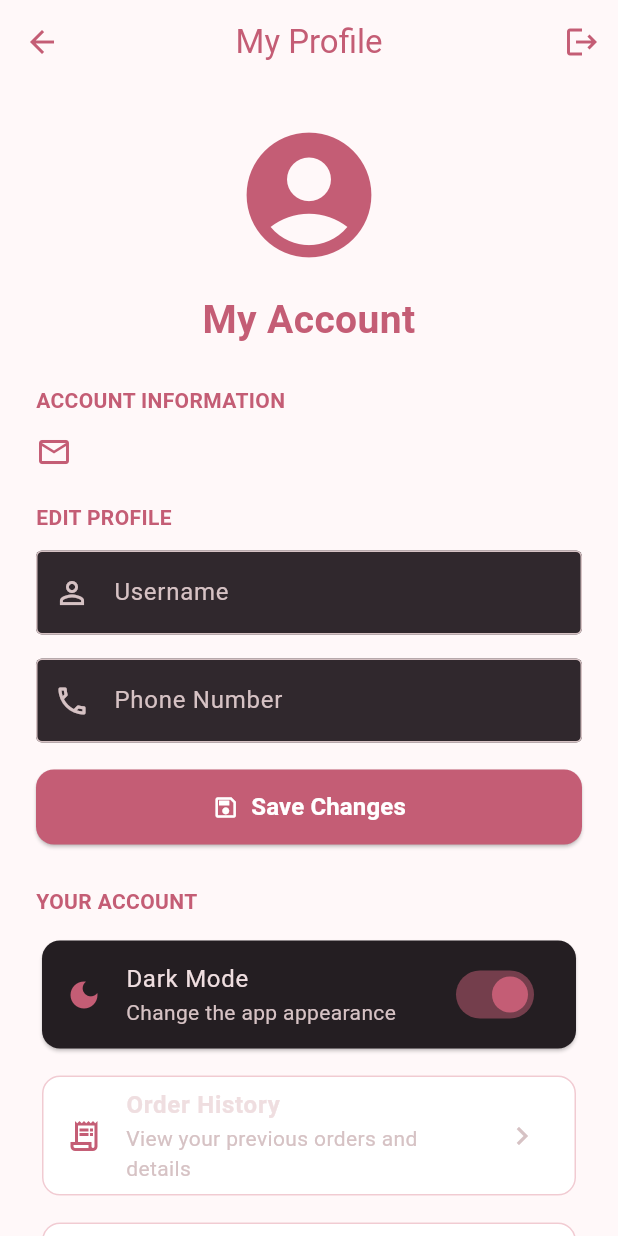
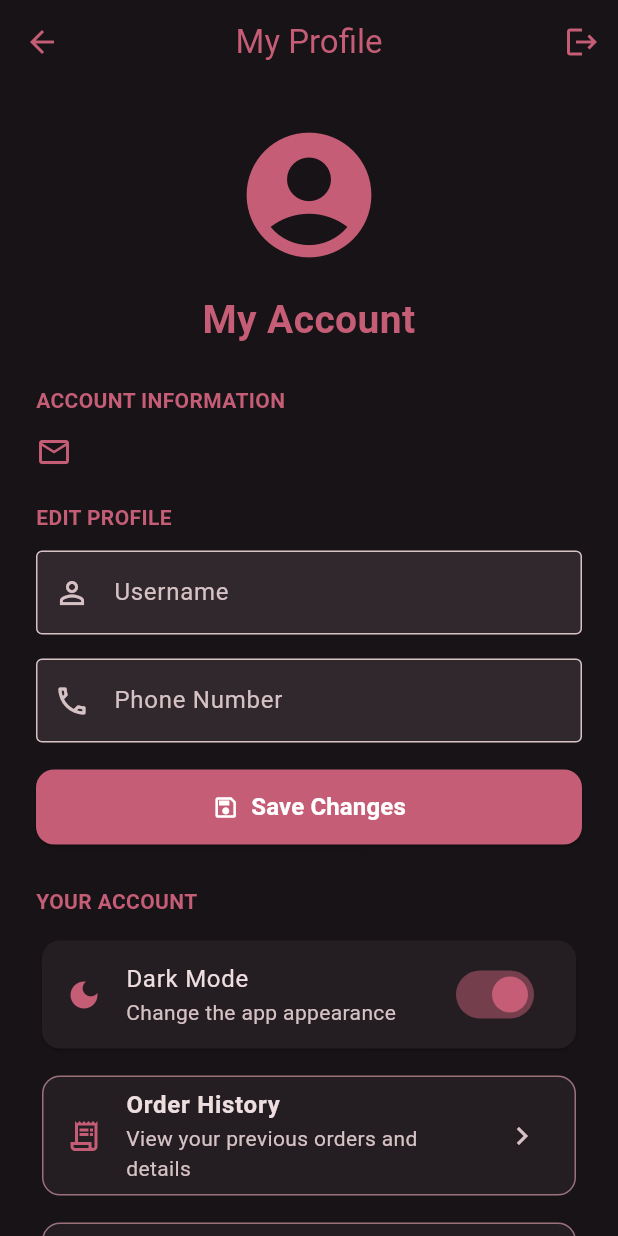
Before and after one commit to Meka996/Mobile-Application-Project-flutter-, a Flutter app: the ProfileScreen screen opened directly, after a tap on "Dark Mode", on a phone screen of 412 x 824 dp. Run offline on Flutter 3.47's test engine with Material 3 defaults, Android fonts, the phone set to English and light mode, and no system bars; our stand-ins replace cloud_firestore, firebase_auth, firebase_core; accounts and stored records are empty.

Commit message:
Fix dark mode screen backgrounds

```diff
--- a/lib/features/auth/presentation/screens/profile_screen.dart
+++ b/lib/features/auth/presentation/screens/profile_screen.dart
@@ -248,10 +248,10 @@ class _ProfileScreenState extends State<ProfileScreen> {
     final user = FirebaseAuth.instance.currentUser;
 
     return Scaffold(
-      backgroundColor: AppTheme.offWhite,
+      backgroundColor: Theme.of(context).scaffoldBackgroundColor,
       appBar: AppBar(
         title: const Text('My Profile'),
-        backgroundColor: AppTheme.offWhite,
+        backgroundColor: Theme.of(context).scaffoldBackgroundColor,
         foregroundColor: AppTheme.deepRose,
         elevation: 0,
         actions: [
@@ -396,7 +396,7 @@ class _ProfileScreenState extends State<ProfileScreen> {
     required VoidCallback onTap,
   }) {
     return Card(
-      color: Colors.white,
+      color: Theme.of(context).colorScheme.surface,
       elevation: 0,
       shape: RoundedRectangleBorder(
         borderRadius: BorderRadius.circular(12),
```
